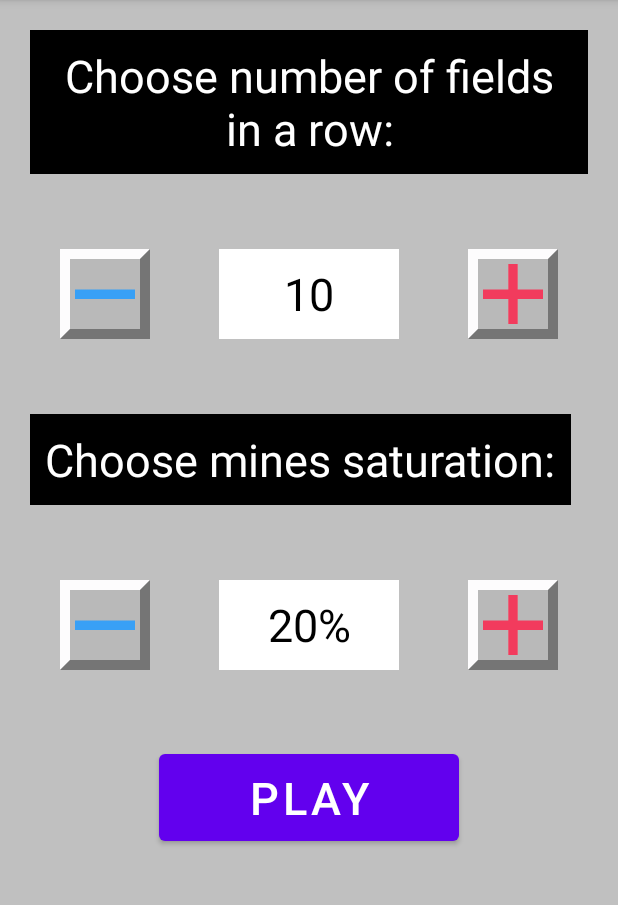
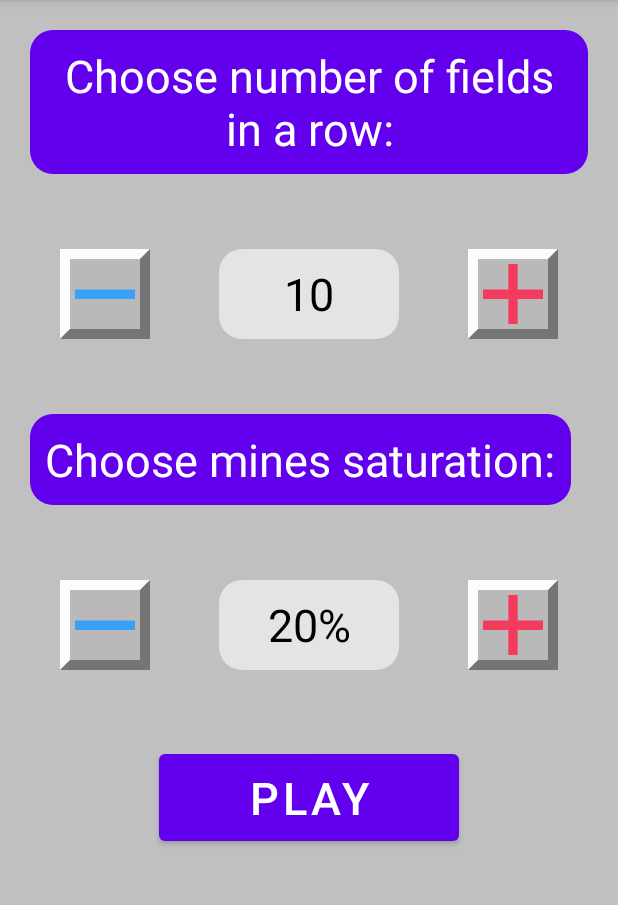
Before and after one commit to jk438520/team777-minesweeper, an Android app: the CustomActivity screen opened directly, with no data from a screen before it, on a phone screen of 412 x 824 dp, the part 84-989 px from its top. Run offline under Robolectric (Android 15) with nearby library versions, the phone set to English and light mode, and no system bars.

Commit message:
IS-27 Visual improvements

```diff
--- /dev/null
+++ b/app/src/main/res/drawable/rounded_corners_grey.xml
@@ -0,0 +1,13 @@
+<?xml version="1.0" encoding="utf-8"?>
+<shape xmlns:android="http://schemas.android.com/apk/res/android" >
+
+    <solid android:color="#E4E4E4" />
+
+    <padding
+        android:left="1dp"
+        android:right="1dp"
+        android:bottom="1dp"
+        android:top="1dp" />
+
+    <corners android:radius="15dp" />
+</shape>
--- /dev/null
+++ b/app/src/main/res/drawable/rounded_corners_purple.xml
@@ -0,0 +1,13 @@
+<?xml version="1.0" encoding="utf-8"?>
+<shape xmlns:android="http://schemas.android.com/apk/res/android" >
+
+    <solid android:color="@color/purple_500" />
+
+    <padding
+        android:left="1dp"
+        android:right="1dp"
+        android:bottom="1dp"
+        android:top="1dp" />
+
+    <corners android:radius="15dp" />
+</shape>
--- a/app/src/main/res/layout/activity_custom.xml
+++ b/app/src/main/res/layout/activity_custom.xml
@@ -31,10 +31,10 @@ android:fillViewport="true">
             android:id="@+id/colDesc"
             android:layout_width="wrap_content"
             android:layout_height="wrap_content"
-            android:background="#000"
+            android:background="@drawable/rounded_corners_purple"
             android:padding="10dp"
             android:layout_marginBottom="30dp"
-            android:text="Choose number of fields in a row:"
+            android:text="@string/choose_number_of_fields_in_a_row"
             android:textAlignment="center"
             android:textColor="#fff"
             android:textSize="30sp" />
@@ -59,7 +59,7 @@ android:fillViewport="true">
                 android:src="@drawable/minus"
                 app:layout_constraintStart_toStartOf="parent"
                 app:layout_constraintTop_toTopOf="parent"
-                android:contentDescription="Decrease number of fields"/>
+                android:contentDescription="@string/decrease_number_of_fields"/>
 
             <TextView
                 android:id="@+id/colValue"
@@ -67,7 +67,7 @@ android:fillViewport="true">
                 android:layout_height="60dp"
                 android:layout_weight="1"
                 android:padding="0dp"
-                android:background="#FFFFFF"
+                android:background="@drawable/rounded_corners_grey"
                 android:gravity="center"
                 android:textSize="30sp"
                 android:textColor="@color/black"
@@ -75,7 +75,7 @@ android:fillViewport="true">
                 app:layout_constraintBottom_toBottomOf="parent"
                 app:layout_constraintStart_toEndOf="@+id/colMinus"
                 app:layout_constraintEnd_toStartOf="@+id/colPlus"
-                android:contentDescription="Number of fields" />
+                android:contentDescription="@string/number_of_fields" />
 
             <ImageButton
                 android:id="@+id/colPlus"
@@ -87,7 +87,7 @@ android:fillViewport="true">
                 android:src="@drawable/plus"
                 app:layout_constraintEnd_toEndOf="parent"
                 app:layout_constraintTop_toTopOf="parent"
-                android:contentDescription="Increase number of fields" />
+                android:contentDescription="@string/increase_number_of_fields" />
 
         </androidx.constraintlayout.widget.ConstraintLayout>
 
@@ -95,11 +95,11 @@ android:fillViewport="true">
             android:id="@+id/satDesc"
             android:layout_width="wrap_content"
             android:layout_height="wrap_content"
-            android:background="#000"
+            android:background="@drawable/rounded_corners_purple"
             android:padding="10dp"
             android:layout_marginBottom="30dp"
             android:layout_marginTop="30dp"
-            android:text="Choose mines saturation:"
+            android:text="@string/choose_mines_saturation"
             android:textAlignment="center"
             android:textColor="#fff"
             android:textSize="30sp" />
@@ -124,7 +124,7 @@ android:fillViewport="true">
                 android:src="@drawable/minus"
                 app:layout_constraintStart_toStartOf="parent"
                 app:layout_constraintTop_toTopOf="parent"
-                android:contentDescription="Decrease mines saturation" />
+                android:contentDescription="@string/decrease_mines_saturation" />
 
             <TextView
                 android:id="@+id/satValue"
@@ -132,7 +132,7 @@ android:fillViewport="true">
                 android:layout_height="60dp"
                 android:layout_weight="1"
                 android:padding="0dp"
-                android:background="#FFFFFF"
+                android:background="@drawable/rounded_corners_grey"
                 android:gravity="center"
                 android:textSize="30sp"
                 android:textColor="@color/black"
@@ -140,8 +140,7 @@ android:fillViewport="true">
                 app:layout_constraintBottom_toBottomOf="parent"
                 app:layout_constraintStart_toEndOf="@+id/satMinus"
                 app:layout_constraintEnd_toStartOf="@+id/satPlus"
-                app:shapeAppearanceOverlay="@style/RoundImageView"
-                android:contentDescription="Mines saturation" />
+                android:contentDescription="@string/mines_saturation" />
 
             <ImageButton
                 android:id="@+id/satPlus"
@@ -153,8 +152,7 @@ android:fillViewport="true">
                 android:src="@drawable/plus"
                 app:layout_constraintEnd_toEndOf="parent"
                 app:layout_constraintTop_toTopOf="parent"
-                app:shapeAppearanceOverlay="@style/RoundImageView"
-                android:contentDescription="Increase mines saturation" />
+                android:contentDescription="@string/increase_mines_saturation" />
 
         </androidx.constraintlayout.widget.ConstraintLayout>
 
@@ -164,7 +162,7 @@ android:fillViewport="true">
             android:layout_height="wrap_content"
             android:width="200dp"
             android:height="70dp"
-            android:text="Play"
+            android:text="@string/play"
             android:textSize="30sp"
             android:layout_margin="30dp"
             android:layout_gravity="center_horizontal" />
--- a/app/src/main/res/layout/activity_level.xml
+++ b/app/src/main/res/layout/activity_level.xml
@@ -45,9 +45,9 @@
                 android:layout_width="wrap_content"
                 android:layout_height="wrap_content"
                 android:layout_centerInParent="true"
-                android:background="#000"
+                android:background="@drawable/rounded_corners_purple"
                 android:padding="10dp"
-                android:text="Hello and welcome to minesweeper! Please choose the level:"
+                android:text="@string/hello_and_welcome_to_minesweeper_please_choose_the_level"
                 android:textAlignment="center"
                 android:textColor="#fff"
                 android:textSize="30sp" />
@@ -58,7 +58,7 @@
                 android:layout_height="wrap_content"
                 android:width="200dp"
                 android:height="70dp"
-                android:text="Easy"
+                android:text="@string/easy"
                 android:textSize="30sp"
                 android:layout_marginTop="40dp"
                 android:layout_marginBottom="15dp"
@@ -71,7 +71,7 @@
                 android:layout_height="wrap_content"
                 android:width="200dp"
                 android:height="70dp"
-                android:text="Medium"
+                android:text="@string/medium"
                 android:textSize="30sp"
                 android:layout_margin="15dp"
                 android:layout_gravity="center_horizontal" />
@@ -82,7 +82,7 @@
                 android:layout_height="wrap_content"
                 android:width="200dp"
                 android:height="70dp"
-                android:text="Hard"
+                android:text="@string/hard"
                 android:textSize="30sp"
                 android:layout_margin="15dp"
                 android:layout_gravity="center_horizontal" />
@@ -93,7 +93,7 @@
                 android:layout_height="wrap_content"
                 android:width="200dp"
                 android:height="70dp"
-                android:text="Custom"
+                android:text="@string/custom"
                 android:textSize="30sp"
                 android:layout_margin="15dp"
                 android:layout_gravity="center_horizontal" />
--- a/app/src/main/res/values/strings.xml
+++ b/app/src/main/res/values/strings.xml
@@ -7,4 +7,18 @@
     <string name="flag_mode_toggle">Flag mode toggle</string>
     <string name="reset_button">Reset button</string>
     <string name="chronometerShadowText">88:88</string>
+    <string name="choose_number_of_fields_in_a_row">Choose number of fields in a row:</string>
+    <string name="decrease_number_of_fields">Decrease number of fields</string>
+    <string name="play">Play</string>
+    <string name="increase_mines_saturation">Increase mines saturation</string>
+    <string name="mines_saturation">Mines saturation</string>
+    <string name="decrease_mines_saturation">Decrease mines saturation</string>
+    <string name="choose_mines_saturation">Choose mines saturation:</string>
+    <string name="increase_number_of_fields">Increase number of fields</string>
+    <string name="number_of_fields">Number of fields</string>
+    <string name="easy">Easy</string>
+    <string name="medium">Medium</string>
+    <string name="hard">Hard</string>
+    <string name="custom">Custom</string>
+    <string name="hello_and_welcome_to_minesweeper_please_choose_the_level">Hello and welcome to minesweeper! Please choose the level:</string>
 </resources>
```
